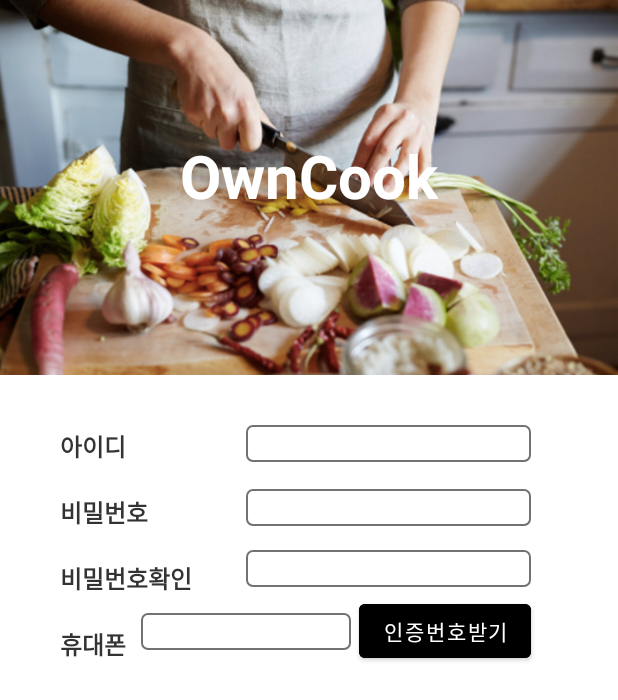
After one commit to mky1428/OwnCook1, an Android app: the RegisterActivity screen opened directly, with no data from a screen before it, on a phone screen of 412 x 824 dp. The commit adds this screen. Shown: the top 700 px of the screen. Run offline under Robolectric (Android 15) with nearby library versions, the phone set to English and light mode, and no system bars.

Commit message:
activity_register.xml 작업 중간 커밋1

```diff
--- a/app/src/main/AndroidManifest.xml
+++ b/app/src/main/AndroidManifest.xml
@@ -9,8 +9,13 @@
         android:roundIcon="@mipmap/ic_launcher_round"
         android:supportsRtl="true"
         android:theme="@style/Theme.OwnCook1">
-        <activity android:name=".LoginActivity"
-            android:theme="@style/IntroActivityTheme"></activity>
+        <activity
+            android:name=".RegisterActivity"
+            android:theme="@style/IntroActivityTheme"/>
+
+        <activity
+            android:name=".LoginActivity"
+            android:theme="@style/IntroActivityTheme" />
 
         <activity
             android:name=".IntroActivity"
@@ -21,7 +26,9 @@
                 <category android:name="android.intent.category.LAUNCHER" />
             </intent-filter>
         </activity>
-        <activity android:name=".MainActivity"></activity>
+
+        <activity
+            android:name=".MainActivity" />
     </application>
 
 </manifest>
--- a/app/src/main/java/com/mky1428/owncook1/LoginActivity.java
+++ b/app/src/main/java/com/mky1428/owncook1/LoginActivity.java
@@ -2,6 +2,7 @@ package com.mky1428.owncook1;
 
 import androidx.appcompat.app.AppCompatActivity;
 
+import android.content.Intent;
 import android.os.Bundle;
 import android.view.View;
 
@@ -13,9 +14,16 @@ public class LoginActivity extends AppCompatActivity {
         setContentView(R.layout.activity_login);
     }
 
+    public void clickRegister(View view) {
+        Intent intent = new Intent(this, RegisterActivity.class);
+        startActivity(intent);
+    }
+
     public void clickKakaoLogin(View view) {
     }
 
     public void clickGoogleLogin(View view) {
     }
+
+
 }
--- /dev/null
+++ b/app/src/main/java/com/mky1428/owncook1/RegisterActivity.java
@@ -0,0 +1,14 @@
+package com.mky1428.owncook1;
+
+import androidx.appcompat.app.AppCompatActivity;
+
+import android.os.Bundle;
+
+public class RegisterActivity extends AppCompatActivity {
+
+    @Override
+    protected void onCreate(Bundle savedInstanceState) {
+        super.onCreate(savedInstanceState);
+        setContentView(R.layout.activity_register);
+    }
+}
--- /dev/null
+++ b/app/src/main/res/drawable/shape_edittext.xml
@@ -0,0 +1,12 @@
+<?xml version="1.0" encoding="utf-8"?>
+<shape xmlns:android="http://schemas.android.com/apk/res/android"
+    android:shape="rectangle">
+
+    <corners android:radius="4dp"/>
+    <solid android:color="@color/white"/>
+    <stroke
+        android:color="#737272"
+        android:width="1dp"/>
+
+
+</shape>
--- a/app/src/main/res/layout/activity_login.xml
+++ b/app/src/main/res/layout/activity_login.xml
@@ -68,6 +68,7 @@
         android:backgroundTint="@color/black"
         android:layout_below="@id/et_password"
         android:layout_alignRight="@id/et_password"
+        android:onClick="clickRegister"
         />
 
     <androidx.constraintlayout.utils.widget.ImageFilterButton
--- /dev/null
+++ b/app/src/main/res/layout/activity_register.xml
@@ -0,0 +1,139 @@
+<?xml version="1.0" encoding="utf-8"?>
+<RelativeLayout xmlns:android="http://schemas.android.com/apk/res/android"
+    xmlns:app="http://schemas.android.com/apk/res-auto"
+    xmlns:tools="http://schemas.android.com/tools"
+    android:layout_width="match_parent"
+    android:layout_height="match_parent"
+    tools:context=".RegisterActivity">
+
+    <ImageView
+        android:id="@+id/iv"
+        android:layout_width="match_parent"
+        android:layout_height="250dp"
+        android:src="@drawable/mainimage"
+        android:scaleType="centerCrop"
+        />
+
+    <TextView
+        android:layout_width="wrap_content"
+        android:layout_height="wrap_content"
+        android:text="OwnCook"
+        android:textColor="@color/white"
+        android:textSize="40sp"
+        android:textStyle="bold"
+        android:layout_centerHorizontal="true"
+        android:layout_marginTop="90dp"
+        />
+
+    <TextView
+        android:id="@+id/tv_id"
+        android:layout_width="wrap_content"
+        android:layout_height="wrap_content"
+        android:layout_below="@id/iv"
+        android:text="아이디"
+        android:textColor="#ff333333"
+        android:textStyle="bold"
+        android:textSize="16sp"
+        android:layout_marginTop="35dp"
+        android:layout_marginLeft="40dp"
+        />
+
+    <EditText
+        android:id="@+id/et_id"
+        android:layout_width="190dp"
+        android:layout_height="wrap_content"
+        android:background="@drawable/shape_edittext"
+        android:layout_toRightOf="@id/tv_id"
+        android:layout_below="@id/iv"
+        android:layout_marginTop="33dp"
+        android:layout_marginLeft="80dp"
+        android:inputType="text"
+        />
+
+    <TextView
+        android:id="@+id/tv_password"
+        android:layout_width="wrap_content"
+        android:layout_height="wrap_content"
+        android:layout_below="@id/tv_id"
+        android:text="비밀번호"
+        android:textColor="#ff333333"
+        android:textStyle="bold"
+        android:textSize="16sp"
+        android:layout_marginTop="20dp"
+        android:layout_marginLeft="40dp"
+        />
+
+    <EditText
+        android:id="@+id/et_password"
+        android:layout_width="190dp"
+        android:layout_height="wrap_content"
+        android:background="@drawable/shape_edittext"
+        android:layout_toRightOf="@id/tv_id"
+        android:layout_below="@id/et_id"
+        android:layout_marginTop="18dp"
+        android:layout_marginLeft="80dp"
+        android:inputType="textPassword"
+        />
+
+    <TextView
+        android:id="@+id/tv_password2"
+        android:layout_width="wrap_content"
+        android:layout_height="wrap_content"
+        android:layout_below="@id/tv_password"
+        android:text="비밀번호확인"
+        android:textColor="#ff333333"
+        android:textStyle="bold"
+        android:textSize="16sp"
+        android:layout_marginTop="20dp"
+        android:layout_marginLeft="40dp"
+        />
+
+    <EditText
+        android:id="@+id/et_password2"
+        android:layout_width="190dp"
+        android:layout_height="wrap_content"
+        android:background="@drawable/shape_edittext"
+        android:layout_toRightOf="@id/tv_id"
+        android:layout_below="@id/et_password"
+        android:layout_marginTop="16dp"
+        android:layout_marginLeft="80dp"
+        android:inputType="textPassword"
+        />
+
+    <TextView
+        android:id="@+id/tv_hp"
+        android:layout_width="wrap_content"
+        android:layout_height="wrap_content"
+        android:layout_below="@id/tv_password2"
+        android:text="휴대폰"
+        android:textColor="#ff333333"
+        android:textStyle="bold"
+        android:textSize="16sp"
+        android:layout_marginTop="20dp"
+        android:layout_marginLeft="40dp"
+        />
+
+    <EditText
+        android:id="@+id/et_hp"
+        android:layout_width="140dp"
+        android:layout_height="wrap_content"
+        android:background="@drawable/shape_edittext"
+        android:layout_toRightOf="@id/tv_id"
+        android:layout_below="@id/et_password2"
+        android:layout_marginTop="17dp"
+        android:layout_marginLeft="10dp"
+        android:inputType="number"
+        />
+
+    <Button
+        android:layout_width="wrap_content"
+        android:layout_height="wrap_content"
+        android:text="인증번호받기"
+        android:backgroundTint="@color/black"
+        android:layout_below="@id/et_password2"
+        android:layout_toRightOf="@id/et_hp"
+        android:layout_marginTop="5dp"
+        android:layout_marginLeft="5dp"
+        />
+
+</RelativeLayout>
```
